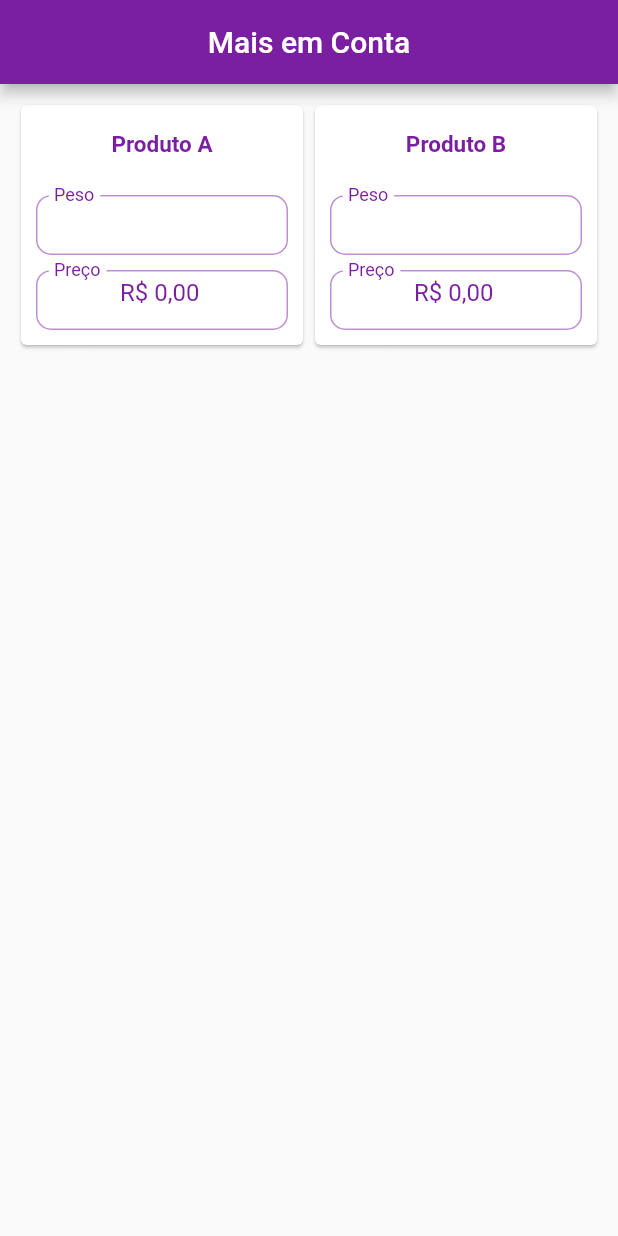
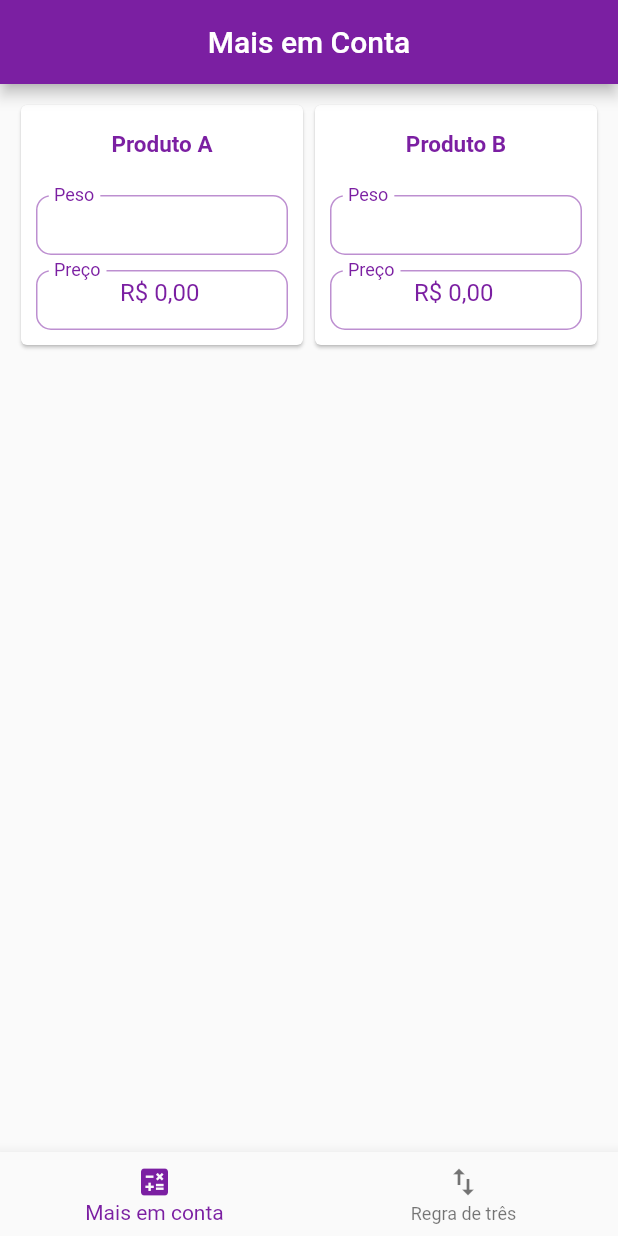
Before and after one commit to daricesousa/mais_em_conta, a Flutter app: the screen it shows after launch, on a phone screen of 412 x 824 dp. Run offline on Flutter 3.47's test engine with Material 2 defaults, Android fonts, the phone set to English and light mode, and no system bars.

Commit message:
layout de troca de telas

```diff
--- /dev/null
+++ b/lib/controllers.dart/layoutControl.dart
@@ -0,0 +1,20 @@
+import 'package:flutter/material.dart';
+import 'package:intl/intl.dart';
+import 'package:mais_em_conta/controllers.dart/textController.dart';
+
+
+class LayoutControl extends ChangeNotifier{
+
+void prencherPrecos() {
+    double value = 0;
+    final formatter = NumberFormat.simpleCurrency(locale: "pt_Br");
+    String newText = formatter.format(value / 100);
+    TextController.A.preco.value = TextController.A.preco.value.copyWith(
+        text: newText,
+        selection: new TextSelection.collapsed(offset: newText.length));
+    TextController.B.preco.value = TextController.B.preco.value.copyWith(
+        text: newText,
+        selection: new TextSelection.collapsed(offset: newText.length));
+  }
+
+}
--- a/lib/controllers.dart/maisDetalhesControl.dart
+++ b/lib/controllers.dart/maisDetalhesControl.dart
@@ -1,10 +1,10 @@
 import 'package:flutter/material.dart';
+import 'package:mais_em_conta/controllers.dart/textController.dart';
 import 'package:mais_em_conta/enumRadio.dart';
-import 'package:mais_em_conta/controllers.dart/textController.dart';
 import 'package:mais_em_conta/controllers.dart/variaveis.dart';
 import 'package:mais_em_conta/Custom/textos.dart';
 
-class MaisDetalhesController extends ChangeNotifier{
+class MaisDetalhesController extends ChangeNotifier {
   double novoPrecoA = 0;
   double novoPrecoB = 0;
   double diferenca = 0;
--- a/lib/controllers.dart/routes.dart
+++ b/lib/controllers.dart/routes.dart
@@ -1,4 +1,5 @@
 import 'package:flutter/material.dart';
+import 'package:mais_em_conta/pages/layout.dart';
 import 'package:mais_em_conta/pages/maisDetalhesPage.dart';
 import 'package:mais_em_conta/pages/maisEmContaPage.dart';
 
@@ -7,14 +8,16 @@ final navigatorKey = GlobalKey<NavigatorState>();
 final navigator = navigatorKey.currentState!;
 
 class Routes {
-  static const initial = RoutesNome.HOME;
+  static const initial = RoutesNome.LAYOUT;
   static Map<String, Widget Function(BuildContext)> routes = {
+    RoutesNome.LAYOUT: (_) => Layout(),
     RoutesNome.HOME: (_) => HomePage(),
     RoutesNome.MAISDETALHES: (_) => MaisDetalhes(),
   };
 }
 
 class RoutesNome {
+  static const LAYOUT = '/layout';
   static const HOME = '/home';
   static const MAISDETALHES = '/maisDetalhes';
 }
--- /dev/null
+++ b/lib/pages/layout.dart
@@ -0,0 +1,62 @@
+import 'package:flutter/material.dart';
+import 'package:flutter/widgets.dart';
+import 'package:mais_em_conta/Custom/cor.dart';
+import 'package:mais_em_conta/controllers.dart/layoutControl.dart';
+import 'package:mais_em_conta/pages/maisEmContaPage.dart';
+import 'package:mais_em_conta/pages/regraDeTresPage.dart';
+
+class Layout extends StatefulWidget {
+  @override
+  _LayoutState createState() => _LayoutState();
+}
+
+class _LayoutState extends State<Layout> {
+
+  final pageController = PageController();
+  final controller = LayoutControl();
+  final _index = ValueNotifier(0);
+
+   void initState() {
+    controller.prencherPrecos();
+    super.initState();
+  }
+
+  @override
+  Widget build(BuildContext context) {
+    return Scaffold(
+      body: PageView(
+        children: [HomePage(), RegraDeTresPage()],
+        controller: pageController,
+      ),
+      bottomNavigationBar: AnimatedBuilder(
+          animation: _index,
+          builder: (context, snapshot) {
+            return bottomNavigationBar();
+          }),
+    );
+  }
+
+  Widget bottomNavigationBar() {
+    return BottomNavigationBar(
+      selectedItemColor: Cor.primary,
+      currentIndex: _index.value,
+      onTap: (i) => onTap(i),
+      items: [
+        BottomNavigationBarItem(
+          icon: Icon(Icons.calculate),
+          label: "Mais em conta",
+        ),
+        BottomNavigationBarItem(
+          icon: Icon(Icons.import_export),
+          label: "Regra de três",
+        )
+      ],
+    );
+  }
+
+  void onTap(int i) {
+    pageController.animateToPage(i,
+        duration: Duration(milliseconds: 300), curve: Curves.linear);
+    _index.value = i;
+  }
+}
--- a/lib/pages/maisEmContaPage.dart
+++ b/lib/pages/maisEmContaPage.dart
@@ -17,10 +17,7 @@ class _HomePageState extends State<HomePage> {
   final controller = MaisEmContaControl();
 
   @override
-  void initState() {
-    controller.prencherPrecos();
-    super.initState();
-  }
+
 
   @override
   Widget build(BuildContext context) {
```
Also changed, not shown: lib/controllers.dart/maisEmContaControl.dart (+0 -11 lines), lib/controllers.dart/regraDeTresControl.dart (added, +10 -0 lines), lib/pages/regraDeTresPage.dart (added, +61 -0 lines).
